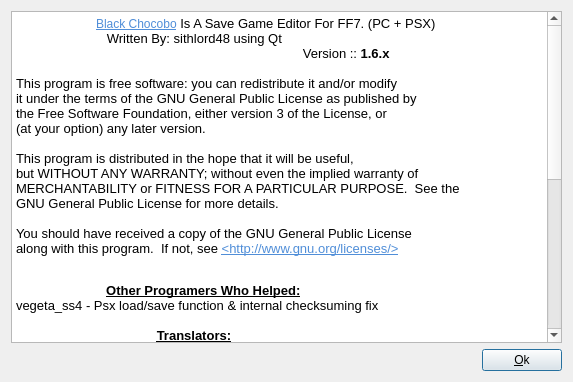
Qt form about.ui (sithlord48/blackchocobo) before a commit.
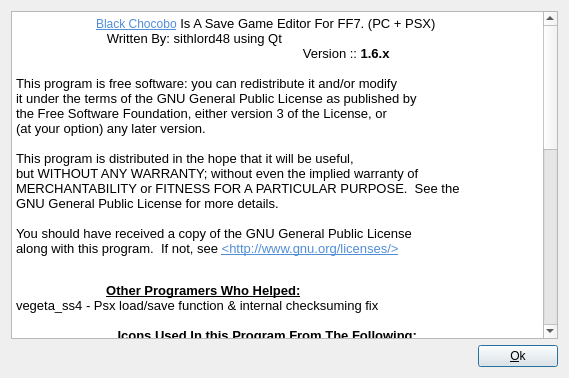
The same form after that commit. Icons and pictures are not drawn.

Commit message: New about Text(icon credits).  Fix icons on mainwindow

Diff of the .ui file:
```diff
--- a/about.ui
+++ b/about.ui
@@ -9,8 +9,8 @@
    <rect>
     <x>0</x>
     <y>0</y>
-    <width>573</width>
-    <height>382</height>
+    <width>569</width>
+    <height>378</height>
    </rect>
   </property>
   <property name="windowTitle">
@@ -60,9 +60,15 @@
 &lt;p style=&quot; margin-top:0px; margin-bottom:0px; margin-left:0px; margin-right:0px; -qt-block-indent:0; text-indent:0px;&quot;&gt;&lt;span style=&quot; font-family:'Sans Serif'; font-size:10pt; font-weight:600;&quot;&gt;                       &lt;/span&gt;&lt;span style=&quot; font-family:'Sans Serif'; font-size:10pt;&quot;&gt;  &lt;/span&gt;&lt;span style=&quot; font-family:'Sans Serif'; font-size:10pt; font-weight:600; text-decoration: underline;&quot;&gt;Other Programers Who Helped:&lt;/span&gt;&lt;span style=&quot; font-family:'Sans Serif'; font-size:10pt;&quot;&gt;  &lt;/span&gt;&lt;span style=&quot; font-family:'Sans Serif'; font-size:10pt; font-weight:600;&quot;&gt;                             &lt;/span&gt;&lt;span style=&quot; font-family:'Sans Serif'; font-size:10pt;&quot;&gt;	  &lt;/span&gt;&lt;/p&gt;
 &lt;p style=&quot; margin-top:0px; margin-bottom:0px; margin-left:0px; margin-right:0px; -qt-block-indent:0; text-indent:0px;&quot;&gt;&lt;span style=&quot; font-family:'Sans Serif'; font-size:10pt;&quot;&gt;vegeta_ss4 - Psx load/save function &amp;amp; internal checksuming fix&lt;/span&gt;&lt;/p&gt;
 &lt;p style=&quot;-qt-paragraph-type:empty; margin-top:0px; margin-bottom:0px; margin-left:0px; margin-right:0px; -qt-block-indent:0; text-indent:0px; font-family:'Sans Serif'; font-size:10pt;&quot;&gt;&lt;/p&gt;
+&lt;p align=&quot;center&quot; style=&quot; margin-top:0px; margin-bottom:0px; margin-left:0px; margin-right:0px; -qt-block-indent:0; text-indent:0px;&quot;&gt;&lt;span style=&quot; font-family:'Sans Serif'; font-size:10pt; font-weight:600; text-decoration: underline;&quot;&gt;Icons Used In this Program From The Following:&lt;/span&gt;&lt;span style=&quot; font-family:'Sans Serif'; font-size:10pt; font-weight:600;&quot;&gt;	&lt;/span&gt;&lt;/p&gt;
+&lt;p style=&quot; margin-top:0px; margin-bottom:0px; margin-left:0px; margin-right:0px; -qt-block-indent:0; text-indent:0px;&quot;&gt;&lt;span style=&quot; font-family:'Sans Serif'; font-size:10pt;&quot;&gt;Tango - &lt;/span&gt;&lt;a href=&quot;http://tango.freedesktop.org/Tango_Desktop_Project&quot;&gt;&lt;span style=&quot; text-decoration: underline; color:#508ed8;&quot;&gt;Tango Home Page&lt;/span&gt;&lt;/a&gt;   &lt;span style=&quot; font-size:10pt;&quot;&gt; &lt;/span&gt;&lt;/p&gt;
+&lt;p style=&quot; margin-top:0px; margin-bottom:0px; margin-left:0px; margin-right:0px; -qt-block-indent:0; text-indent:0px;&quot;&gt;&lt;span style=&quot; font-size:10pt;&quot;&gt;Buuf and A few Other Icons By  &lt;/span&gt;&lt;a href=&quot;http://mattahan.deviantart.com/&quot;&gt;&lt;span style=&quot; font-size:10pt; text-decoration: underline; color:#508ed8;&quot;&gt;Mattahan@Deviantart&lt;/span&gt;&lt;/a&gt;&lt;span style=&quot; font-size:10pt;&quot;&gt;  &lt;/span&gt;&lt;/p&gt;
+&lt;p style=&quot; margin-top:0px; margin-bottom:0px; margin-left:0px; margin-right:0px; -qt-block-indent:0; text-indent:0px;&quot;&gt;&lt;span style=&quot; font-family:'Sans Serif'; font-size:10pt;&quot;&gt;Custom icons Based on Team Avalanche Overhaul Art&lt;/span&gt;&lt;/p&gt;
+&lt;p style=&quot; margin-top:0px; margin-bottom:0px; margin-left:0px; margin-right:0px; -qt-block-indent:0; text-indent:0px;&quot;&gt;&lt;span style=&quot; font-family:'Sans Serif'; font-size:10pt;&quot;&gt;FF7 Program Icon By Covarr&lt;/span&gt;&lt;/p&gt;
+&lt;p style=&quot; margin-top:0px; margin-bottom:0px; margin-left:0px; margin-right:0px; -qt-block-indent:0; text-indent:0px;&quot;&gt;&lt;span style=&quot; font-family:'Sans Serif'; font-size:10pt;&quot;&gt;Possibly One or two places i have forgotten, if so sorry &lt;/span&gt;&lt;/p&gt;
+&lt;p align=&quot;center&quot; style=&quot;-qt-paragraph-type:empty; margin-top:0px; margin-bottom:0px; margin-left:0px; margin-right:0px; -qt-block-indent:0; text-indent:0px; text-decoration: underline; color:#508ed8;&quot;&gt;&lt;/p&gt;
 &lt;p style=&quot; margin-top:0px; margin-bottom:0px; margin-left:0px; margin-right:0px; -qt-block-indent:0; text-indent:0px;&quot;&gt;&lt;span style=&quot; font-family:'Sans Serif'; font-size:10pt; font-weight:600;&quot;&gt;                                       &lt;/span&gt;&lt;span style=&quot; font-family:'Sans Serif'; font-size:10pt; font-weight:600; text-decoration: underline;&quot;&gt;Translators:&lt;/span&gt;&lt;span style=&quot; font-family:'Sans Serif'; font-size:10pt;&quot;&gt; &lt;/span&gt;&lt;/p&gt;
-&lt;p style=&quot; margin-top:0px; margin-bottom:0px; margin-left:0px; margin-right:0px; -qt-block-indent:0; text-indent:0px;&quot;&gt;&lt;span style=&quot; font-family:'Sans Serif'; font-size:10pt;&quot;&gt;Spanish - Eslava&lt;/span&gt;&lt;/p&gt;
-&lt;p style=&quot; margin-top:0px; margin-bottom:0px; margin-left:0px; margin-right:0px; -qt-block-indent:0; text-indent:0px;&quot;&gt;&lt;span style=&quot; font-family:'Sans Serif'; font-size:10pt;&quot;&gt;French - Myst6re&lt;/span&gt;&lt;/p&gt;
+&lt;p style=&quot; margin-top:0px; margin-bottom:0px; margin-left:0px; margin-right:0px; -qt-block-indent:0; text-indent:0px;&quot;&gt;&lt;span style=&quot; font-family:'Sans Serif'; font-size:10pt;&quot;&gt;                   Spanish - Eslava | French - Myst6re, sl1982, google&lt;/span&gt;&lt;/p&gt;
 &lt;p style=&quot;-qt-paragraph-type:empty; margin-top:0px; margin-bottom:0px; margin-left:0px; margin-right:0px; -qt-block-indent:0; text-indent:0px; font-family:'Sans Serif'; font-size:10pt;&quot;&gt;&lt;/p&gt;
 &lt;p style=&quot; margin-top:0px; margin-bottom:0px; margin-left:0px; margin-right:0px; -qt-block-indent:0; text-indent:0px;&quot;&gt;&lt;span style=&quot; font-family:'Sans Serif'; font-size:10pt; font-weight:600;&quot;&gt;                                         &lt;/span&gt;&lt;span style=&quot; font-family:'Sans Serif'; font-size:10pt; font-weight:600; text-decoration: underline;&quot;&gt;Testers:&lt;/span&gt;&lt;/p&gt;
 &lt;p style=&quot; margin-top:0px; margin-bottom:0px; margin-left:0px; margin-right:0px; -qt-block-indent:0; text-indent:0px;&quot;&gt;&lt;span style=&quot; font-family:'Sans Serif'; font-size:10pt;&quot;&gt;                                   Jari | Eslava | Timu | Chocobo Girl&lt;/span&gt;&lt;/p&gt;
@@ -71,6 +77,8 @@
 &lt;p style=&quot;-qt-paragraph-type:empty; margin-top:0px; margin-bottom:0px; margin-left:0px; margin-right:0px; -qt-block-indent:0; text-indent:0px; font-family:'Sans Serif'; font-size:10pt;&quot;&gt;&lt;/p&gt;
 &lt;p style=&quot; margin-top:0px; margin-bottom:0px; margin-left:0px; margin-right:0px; -qt-block-indent:0; text-indent:0px;&quot;&gt;&lt;span style=&quot; font-family:'Sans Serif'; font-size:10pt; font-weight:600; text-decoration: underline;&quot;&gt;Qhimm&lt;/span&gt;&lt;span style=&quot; font-family:'Sans Serif'; font-size:10pt;&quot;&gt; - for providing the source to jenova , this programs uses modified versions of his  savefile struct,item/materia lists  and string converting functions his source saved a lot of time durring the earily stages of devlopment.&lt;/span&gt;&lt;/p&gt;
 &lt;p style=&quot;-qt-paragraph-type:empty; margin-top:0px; margin-bottom:0px; margin-left:0px; margin-right:0px; -qt-block-indent:0; text-indent:0px; font-family:'Sans Serif'; font-size:10pt;&quot;&gt;&lt;/p&gt;
+&lt;p style=&quot; margin-top:0px; margin-bottom:0px; margin-left:0px; margin-right:0px; -qt-block-indent:0; text-indent:0px;&quot;&gt;&lt;span style=&quot; font-family:'Sans Serif'; font-size:10pt; font-weight:600; text-decoration: underline;&quot;&gt;Eslava&lt;/span&gt;&lt;span style=&quot; font-family:'Sans Serif'; font-size:10pt;&quot;&gt; - for  All of the Help With Black Chocobo, Seriously People he does everything from helping me test &amp;amp; translate to writing the user guide with me.&lt;/span&gt;&lt;/p&gt;
+&lt;p style=&quot;-qt-paragraph-type:empty; margin-top:0px; margin-bottom:0px; margin-left:0px; margin-right:0px; -qt-block-indent:0; text-indent:0px; font-family:'Sans Serif'; font-size:10pt; font-weight:600; text-decoration: underline;&quot;&gt;&lt;/p&gt;
 &lt;p style=&quot; margin-top:0px; margin-bottom:0px; margin-left:0px; margin-right:0px; -qt-block-indent:0; text-indent:0px;&quot;&gt;&lt;span style=&quot; font-family:'Sans Serif'; font-size:10pt; font-weight:600; text-decoration: underline;&quot;&gt;Dziugo&lt;/span&gt;&lt;span style=&quot; font-family:'Sans Serif'; font-size:10pt;&quot;&gt; - for  the old checksum program.&lt;/span&gt;&lt;/p&gt;
 &lt;p style=&quot;-qt-paragraph-type:empty; margin-top:0px; margin-bottom:0px; margin-left:0px; margin-right:0px; -qt-block-indent:0; text-indent:0px; font-family:'Sans Serif'; font-size:10pt;&quot;&gt;&lt;/p&gt;
 &lt;p style=&quot; margin-top:0px; margin-bottom:0px; margin-left:0px; margin-right:0px; -qt-block-indent:0; text-indent:0px;&quot;&gt;&lt;span style=&quot; font-family:'Sans Serif'; font-size:10pt; font-weight:600; text-decoration: underline;&quot;&gt;Aali&lt;/span&gt;&lt;span style=&quot; font-family:'Sans Serif'; font-size:10pt;&quot;&gt; - for helping me see the light of stupid errors.&lt;/span&gt;&lt;/p&gt;
```
The commit also changes 1 other file.
